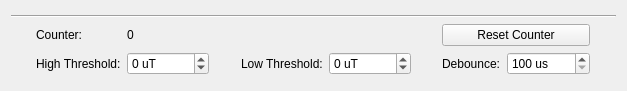
Old version of the form src/brickv/plugin_system/plugins/hall_effect_v2/ui/hall_effect_v2.ui in the repository Tinkerforge/brickv.
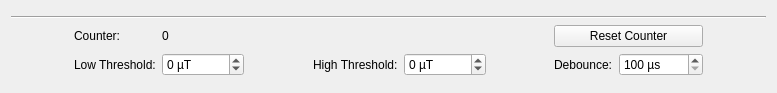
New version of the form.

Commit message: hall-effect-v2: Prefer µ over u and swap low and high threshold spinboxes

```diff
--- a/src/brickv/plugin_system/plugins/hall_effect_v2/ui/hall_effect_v2.ui
+++ b/src/brickv/plugin_system/plugins/hall_effect_v2/ui/hall_effect_v2.ui
@@ -6,8 +6,8 @@
    <rect>
     <x>0</x>
     <y>0</y>
-    <width>627</width>
-    <height>91</height>
+    <width>777</width>
+    <height>93</height>
    </rect>
   </property>
   <property name="windowTitle">
@@ -101,7 +101,7 @@
        <item row="4" column="8">
         <widget class="QSpinBox" name="spinbox_debounce">
          <property name="suffix">
-          <string> us</string>
+          <string> µs</string>
          </property>
          <property name="minimum">
           <number>100</number>
@@ -118,24 +118,10 @@
          </property>
         </widget>
        </item>
-       <item row="4" column="4">
-        <widget class="QLabel" name="label_3">
-         <property name="text">
-          <string>Low Threshold:</string>
-         </property>
-        </widget>
-       </item>
-       <item row="4" column="1">
-        <widget class="QLabel" name="label_4">
-         <property name="text">
-          <string>High Threshold:</string>
-         </property>
-        </widget>
-       </item>
        <item row="4" column="5">
-        <widget class="QSpinBox" name="spinbox_low">
+        <widget class="QSpinBox" name="spinbox_high">
          <property name="suffix">
-          <string> uT</string>
+          <string> µT</string>
          </property>
          <property name="prefix">
           <string/>
@@ -149,9 +135,9 @@
         </widget>
        </item>
        <item row="4" column="2">
-        <widget class="QSpinBox" name="spinbox_high">
+        <widget class="QSpinBox" name="spinbox_low">
          <property name="suffix">
-          <string> uT</string>
+          <string> µT</string>
          </property>
          <property name="minimum">
           <number>-10000</number>
@@ -161,6 +147,20 @@
          </property>
         </widget>
        </item>
+       <item row="4" column="1">
+        <widget class="QLabel" name="label_4">
+         <property name="text">
+          <string>Low Threshold:</string>
+         </property>
+        </widget>
+       </item>
+       <item row="4" column="4">
+        <widget class="QLabel" name="label_3">
+         <property name="text">
+          <string>High Threshold:</string>
+         </property>
+        </widget>
+       </item>
       </layout>
      </item>
     </layout>
```
